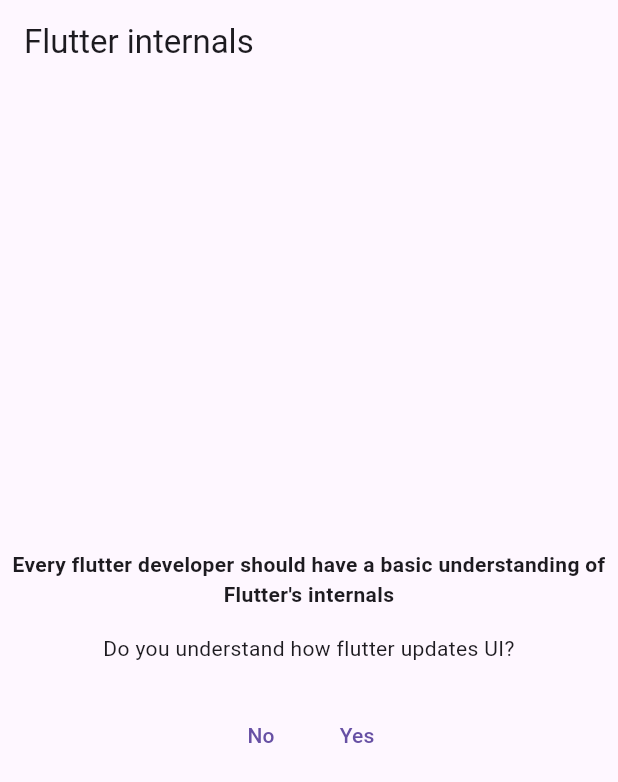
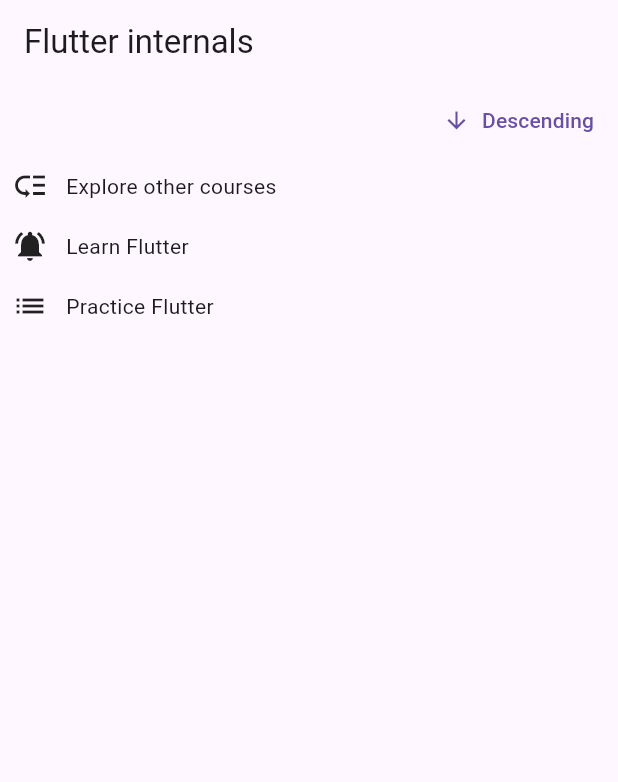
Before and after one commit to tricksterd/flutter_internals, a Flutter app: the screen it shows after launch, on a phone screen of 412 x 824 dp. Shown: the top 782 px of the screen. Run offline on Flutter 3.47's test engine with Material 3 defaults, Android fonts, the light colour scheme and no system bars.

Commit message:
added todos

```diff
--- /dev/null
+++ b/lib/keys/keys.dart
@@ -0,0 +1,68 @@
+import 'package:flutter/material.dart';
+import 'package:internals/keys/todo_item.dart';
+import 'package:internals/models/todo.dart';
+
+class Keys extends StatefulWidget {
+  const Keys({super.key});
+
+  @override
+  State<Keys> createState() => _KeysState();
+}
+
+class _KeysState extends State<Keys> {
+  var _order = 'asc';
+  final _todos = [
+    const Todo(
+      'Learn Flutter',
+      Priority.urgent,
+    ),
+    const Todo(
+      'Practice Flutter',
+      Priority.normal,
+    ),
+    const Todo(
+      'Explore other courses',
+      Priority.low,
+    ),
+  ];
+
+  List<Todo> get _orderedTodos {
+    final sortedTodos = List.of(_todos);
+    sortedTodos.sort(((a, b) {
+      final bComesAfterA = a.text.compareTo(b.text);
+      return _order == 'asc' ? bComesAfterA : -bComesAfterA;
+    }));
+
+    return sortedTodos;
+  }
+
+  void _changeOrder() {
+    setState(() {
+      _order = _order == 'asc' ? 'desc' : 'asc';
+    });
+  }
+
+  @override
+  Widget build(BuildContext context) {
+    return Column(
+      children: [
+        Align(
+          alignment: Alignment.centerRight,
+          child: TextButton.icon(
+              onPressed: _changeOrder,
+              icon: Icon(
+                  _order == 'asc' ? Icons.arrow_downward : Icons.arrow_upward),
+              label: Text(_order == 'asc' ? 'Descending' : 'Ascending')),
+        ),
+        Expanded(
+          child: Column(
+            children: [
+              for (final todo in _orderedTodos)
+                TodoItem(todo.text, todo.priority)
+            ],
+          ),
+        )
+      ],
+    );
+  }
+}
--- /dev/null
+++ b/lib/keys/todo_item.dart
@@ -0,0 +1,34 @@
+import 'package:flutter/material.dart';
+import 'package:internals/models/todo.dart';
+
+class TodoItem extends StatelessWidget {
+  const TodoItem(this.text, this.priority, {super.key});
+
+  final String text;
+  final Priority priority;
+
+  @override
+  Widget build(BuildContext context) {
+    IconData icon = Icons.low_priority;
+
+    if (priority == Priority.urgent) {
+      icon = Icons.notifications_active;
+    }
+    if (priority == Priority.normal) {
+      icon = Icons.list;
+    }
+
+    return Padding(
+      padding: const EdgeInsets.all(8),
+      child: Row(
+        children: [
+          Icon(icon),
+          const SizedBox(
+            width: 12,
+          ),
+          Text(text)
+        ],
+      ),
+    );
+  }
+}
--- a/lib/main.dart
+++ b/lib/main.dart
@@ -1,5 +1,6 @@
 import 'package:flutter/material.dart';
-import 'package:internals/ui_depends_demo.dart';
+import 'package:internals/keys/keys.dart';
+// import 'package:internals/ui_depends_demo.dart';
 
 void main() {
   runApp(const App());
@@ -13,7 +14,7 @@
     return MaterialApp(
       home: Scaffold(
         appBar: AppBar(title: const Text('Flutter internals')),
-        body: const UIUpdatesDemo(),
+        body: const Keys(),
       ),
     );
   }
--- /dev/null
+++ b/lib/models/todo.dart
@@ -0,0 +1,8 @@
+enum Priority { urgent, normal, low }
+
+class Todo {
+  const Todo(this.text, this.priority);
+
+  final String text;
+  final Priority priority;
+}
```
